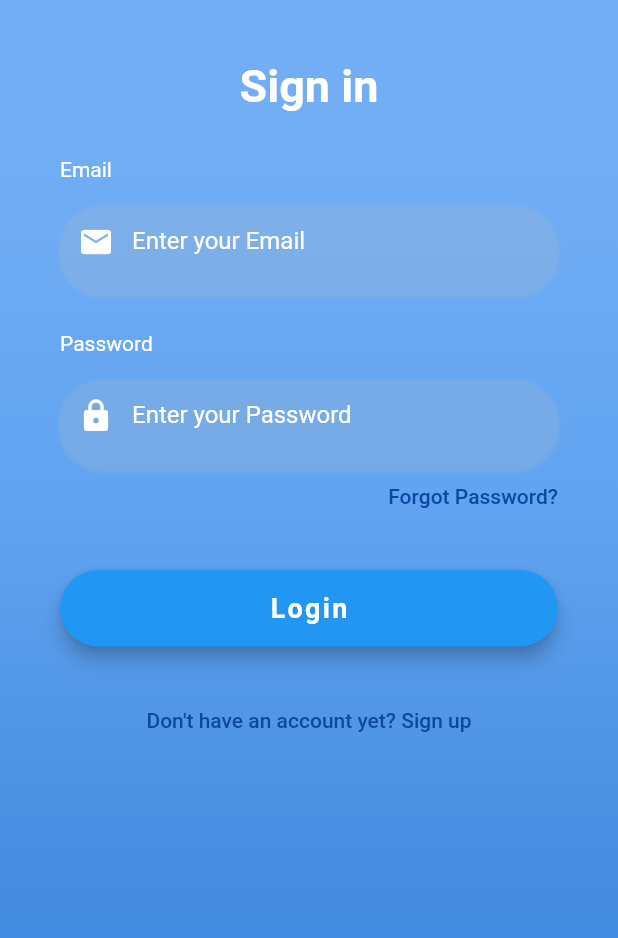
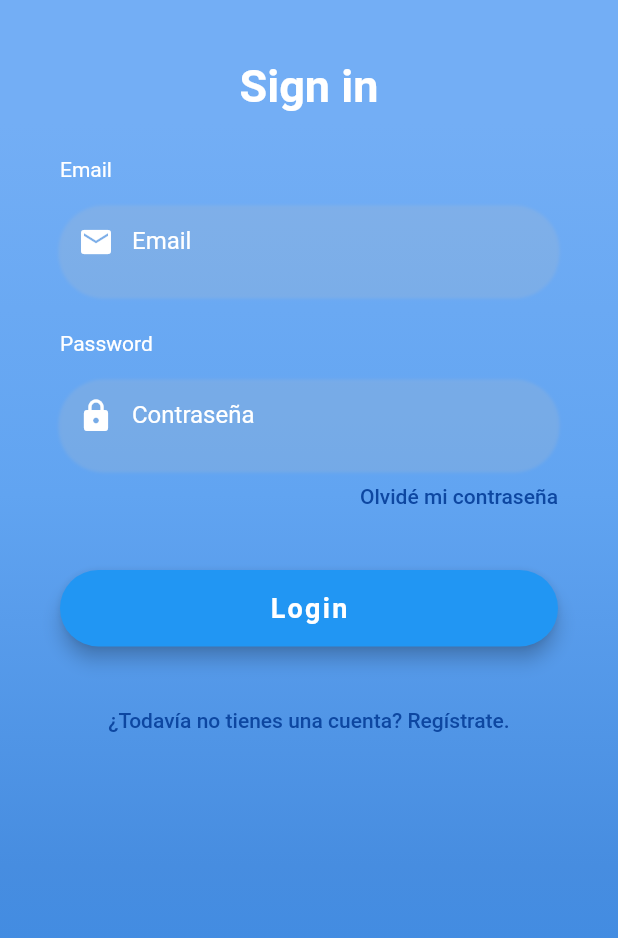
Before and after one commit to Cmalaguita/ProyectoIntegradoFlutter, a Flutter app: the screen it shows after launch, on a phone screen of 412 x 824 dp. Shown: the top 938 px of the screen. Run offline on Flutter 3.47's test engine with Material 2 defaults, Android fonts, the phone set to English and light mode, and no system bars; our stand-ins replace email_validator, flutter_dotenv, flutter_secure_storage, image_picker, material_floating_search_bar; Roboto replaces fonts that are missing (Opensans).

Commit message:
cambios en iconos, formatos de campos e icono de la aplicacion.

```diff
--- a/ejerciciocomponentes/lib/src/pages/home_page.dart
+++ b/ejerciciocomponentes/lib/src/pages/home_page.dart
@@ -217,7 +217,7 @@ return Image.memory(base64Decode(image));
                     ),
                   ),
                   Container(
-                        child: Text('Pulsa en la imagen para cambiarla',style: TextStyle(
+                        child: const Text('Pulsa en la imagen para cambiarla',style: TextStyle(
                           fontWeight: FontWeight.bold,
                           fontSize: 18
                         ),),),
--- a/ejerciciocomponentes/lib/src/pages/login_page.dart
+++ b/ejerciciocomponentes/lib/src/pages/login_page.dart
@@ -109,7 +109,7 @@ class _LoginPageState extends State<LoginPage> {
                 Icons.lock,
                 color: Colors.white,
               ),
-              hintText: 'Enter your Password',
+              hintText: 'Contraseña',
               hintStyle: TextStyle(color: Colors.white, fontFamily: 'Opensans'),
             ),
           ),
@@ -160,7 +160,7 @@ class _LoginPageState extends State<LoginPage> {
                 Icons.email,
                 color: Colors.white,
               ),
-              hintText: 'Enter your Email',
+              hintText: 'Email',
               hintStyle: TextStyle(color: Colors.white, fontFamily: 'Opensans'),
             ),
           ),
@@ -176,7 +176,7 @@ class _LoginPageState extends State<LoginPage> {
         onPressed: () => Navigator.pushNamed(context, 'passreco'),
         style: TextButton.styleFrom(padding: EdgeInsets.only(right: 0.0)),
         child: Text(
-          'Forgot Password?',
+          'Olvidé mi contraseña',
           style: TextStyle(color: Colors.blue.shade900),
         ),
       ),
@@ -190,7 +190,7 @@ class _LoginPageState extends State<LoginPage> {
         onPressed: () => Navigator.pushNamed(context, 'signup'),
         style: TextButton.styleFrom(padding: EdgeInsets.only(right: 0.0)),
         child: Text(
-          "Don't have an account yet? Sign up",
+          "¿Todavía no tienes una cuenta? Regístrate.",
           style: TextStyle(color: Colors.blue.shade900),
         ),
       ),
--- a/ejerciciocomponentes/lib/src/pages/offers_page.dart
+++ b/ejerciciocomponentes/lib/src/pages/offers_page.dart
@@ -31,7 +31,7 @@ class _OffersPageState extends State<OffersPage> {
         body: Stack(children: [
           posiciones(),
         ]
-//Drawer de navegacion
+
             ));
   }
 
@@ -210,6 +210,7 @@ class _OffersPageState extends State<OffersPage> {
                                       style: TextStyle(color: Colors.black),
                                     ),
                                   ),
+                                  SizedBox(height:10)
                                 ])),
                             Container(
                               decoration: BoxDecoration(
--- a/ejerciciocomponentes/lib/src/pages/pass_recovery2.dart
+++ b/ejerciciocomponentes/lib/src/pages/pass_recovery2.dart
@@ -67,6 +67,7 @@ class _PassRecoveryPage2State extends State<PassRecoveryPage2> {
                 }
               },
               controller: _codeController,
+
               keyboardType: TextInputType.emailAddress,
               style:
                   const TextStyle(color: Colors.white, fontFamily: 'Opensans'),
@@ -74,7 +75,7 @@ class _PassRecoveryPage2State extends State<PassRecoveryPage2> {
                 border: InputBorder.none,
                 contentPadding: EdgeInsets.only(top: 14.0),
                 prefixIcon: Icon(
-                  Icons.email,
+                  Icons.code,
                   color: Colors.white,
                 ),
                 hintText: 'Introduzca el código',
--- a/ejerciciocomponentes/lib/src/pages/pass_recovery_3.dart
+++ b/ejerciciocomponentes/lib/src/pages/pass_recovery_3.dart
@@ -66,6 +66,7 @@ class _PassRecoveryPage3State extends State<PassRecoveryPage3> {
                       ]),
                   child: TextFormField(
                     enabled: true,
+                    obscureText:true,
                     validator: (value) {
                       if (_passController.value.text.isEmpty) {
                         return "Campo obligatorio";
@@ -79,7 +80,7 @@ class _PassRecoveryPage3State extends State<PassRecoveryPage3> {
                       border: InputBorder.none,
                       contentPadding: EdgeInsets.only(top: 14.0),
                       prefixIcon: Icon(
-                        Icons.email,
+                        Icons.lock,
                         color: Colors.white,
                       ),
                       hintText: 'Introduzca la contraseña',
@@ -104,6 +105,7 @@ class _PassRecoveryPage3State extends State<PassRecoveryPage3> {
                         )
                       ]),
                   child: TextFormField(
+                    obscureText:true,
                     enabled: true,
                     validator: (value) {
                       if (_repeatPassController.value.text.isEmpty) {
@@ -121,7 +123,7 @@ class _PassRecoveryPage3State extends State<PassRecoveryPage3> {
                       border: InputBorder.none,
                       contentPadding: EdgeInsets.only(top: 14.0),
                       prefixIcon: Icon(
-                        Icons.email,
+                        Icons.lock,
                         color: Colors.white,
                       ),
                       hintText: 'Repita la contraseña',
--- a/ejerciciocomponentes/lib/src/pages/update_profile_page.dart
+++ b/ejerciciocomponentes/lib/src/pages/update_profile_page.dart
@@ -15,6 +15,7 @@ import 'package:ejerciciocomponentes/src/services/familia_service.dart';
 import 'package:ejerciciocomponentes/src/services/provincia_service.dart';
 import 'package:ejerciciocomponentes/src/services/tipociclo_service.dart';
 import 'package:email_validator/email_validator.dart';
+import 'package:flutter_dotenv/flutter_dotenv.dart';
 import 'package:flutter/services.dart';
 
 import 'package:flutter/material.dart';
@@ -302,7 +303,9 @@ class _updateProfilePageState extends State<updateProfilePage> {
           }));
 
       if (response.statusCode == 200) {
-        print(response.statusCode);
+       var a = alumnoFromJson(response.body);
+        print(a);
+         dotenv.env['ID_CICLO'] = a.idCiclo.toString();
 
         Navigator.pop(context);
       } else {
--- a/ejerciciocomponentes/pubspec.yaml
+++ b/ejerciciocomponentes/pubspec.yaml
@@ -42,7 +42,13 @@ dependencies:
   anim_search_bar: ^2.0.2
   flutter_secure_storage: ^5.0.2
   image_picker: ^0.8.4+10
+  flutter_launcher_icons: ^0.9.2
 carousel_slider: ^4.0.0
+
+flutter_icons:
+  android: "launcher_icon"
+  ios: true
+  image_path: "web/icons/proyectoIcon.png"
 dev_dependencies:
   flutter_test:
     sdk: flutter
```
Also changed, not shown: ejerciciocomponentes/pubspec.lock, 23 other files.
